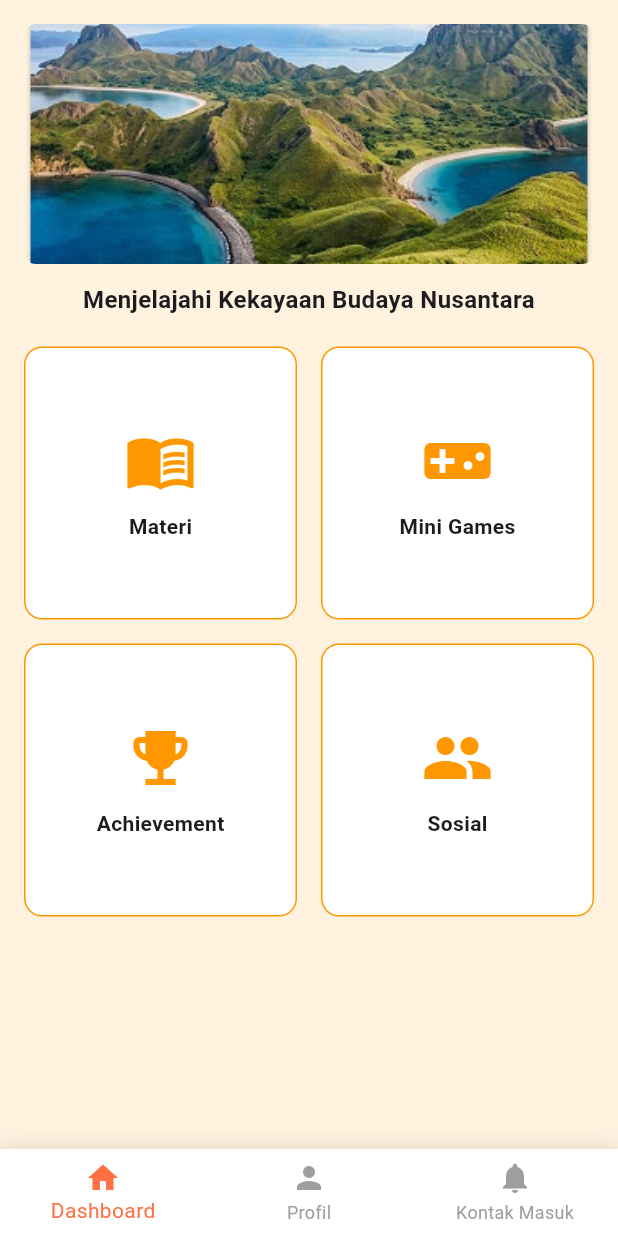
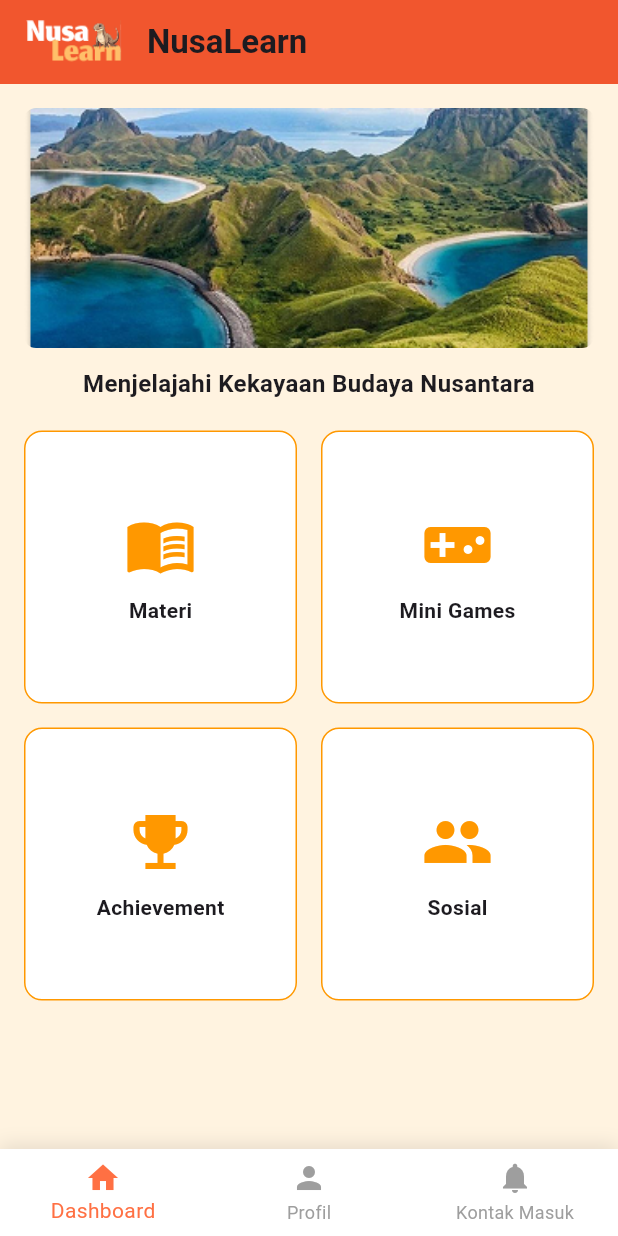
Before and after one commit to Bintangkertikaaa/NusaLearnAPP, a Flutter app: the HomeScreen screen opened by its route, on a phone screen of 412 x 824 dp. Run offline on Flutter 3.47's test engine with Material 3 defaults, Android fonts, the light colour scheme and no system bars; our stand-ins replace cloud_firestore, firebase_auth, firebase_core; accounts and stored records are empty.

Commit message:
Update home_screen.dart

```diff
--- a/lib/screens/home_screen.dart
+++ b/lib/screens/home_screen.dart
@@ -3,9 +3,7 @@
 import 'social_screen.dart';
 import 'profile_screen.dart';
 import 'material_screen.dart';
-import 'minigames_screen.dart';
 import 'achievement_screen.dart';
-import '../data/material_data.dart'; // Import material data
 
 class HomeScreen extends StatefulWidget {
   const HomeScreen({Key? key}) : super(key: key);
@@ -26,7 +24,7 @@
   @override
   Widget build(BuildContext context) {
     return WillPopScope(
-      onWillPop: () async => false, // Prevent back button
+      onWillPop: () async => false,
       child: Scaffold(
         body: IndexedStack(
           index: _currentIndex,
@@ -51,12 +49,9 @@
             unselectedItemColor: Colors.grey,
             onTap: (index) => setState(() => _currentIndex = index),
             items: const [
-              BottomNavigationBarItem(
-                  icon: Icon(Icons.home), label: 'Dashboard'),
-              BottomNavigationBarItem(
-                  icon: Icon(Icons.person), label: 'Profil'),
-              BottomNavigationBarItem(
-                  icon: Icon(Icons.notifications), label: 'Kontak Masuk'),
+              BottomNavigationBarItem(icon: Icon(Icons.home), label: 'Dashboard'),
+              BottomNavigationBarItem(icon: Icon(Icons.person), label: 'Profil'),
+              BottomNavigationBarItem(icon: Icon(Icons.notifications), label: 'Kontak Masuk'),
             ],
           ),
         ),
@@ -72,7 +67,26 @@
 
   @override
   Widget build(BuildContext context) {
-    return SingleChildScrollView(
+    return Scaffold(
+      appBar: AppBar(
+        backgroundColor: Colors.deepOrange,
+        elevation: 4,
+        automaticallyImplyLeading: false,
+        title: Row(
+          children: [
+            Image.asset(
+              'assets/images/nusa_learn2.png',
+              height: 32,
+            ),
+            const SizedBox(width: 10),
+            const Text(
+              'NusaLearn',
+              style: TextStyle(fontWeight: FontWeight.bold),
+            ),
+          ],
+        ),
+      ),
+      body: SingleChildScrollView(
         padding: const EdgeInsets.all(16),
         child: Column(
           children: [
@@ -92,6 +106,8 @@
               style: TextStyle(fontSize: 16, fontWeight: FontWeight.bold),
             ),
             const SizedBox(height: 20),
+
+            /* ---------- Menu Grid ---------- */
             GridView.count(
               crossAxisCount: 2,
               shrinkWrap: true,
@@ -100,7 +116,7 @@
               crossAxisSpacing: 16,
               childAspectRatio: 1,
               children: [
-              _buildMenuBox(context, 'Materi', Icons.menu_book, () {
+                buildMenuBox(context, 'Materi', Icons.menu_book, () {
                   Navigator.push(
                     context,
                     MaterialPageRoute(
@@ -108,15 +124,10 @@
                     ),
                   );
                 }),
-              _buildMenuBox(context, 'Mini Games', Icons.videogame_asset, () {
-                Navigator.push(
-                  context,
-                  MaterialPageRoute(
-                    builder: (_) => const MinigamesScreen(),
-                  ),
-                );
+                buildMenuBox(context, 'Mini Games', Icons.videogame_asset, () {
+                  Navigator.pushNamed(context, '/minigames');
                 }),
-              _buildMenuBox(context, 'Achievement', Icons.emoji_events, () {
+                buildMenuBox(context, 'Achievement', Icons.emoji_events, () {
                   Navigator.push(
                     context,
                     MaterialPageRoute(
@@ -124,7 +135,7 @@
                     ),
                   );
                 }),
-              _buildMenuBox(context, 'Sosial', Icons.group, () {
+                buildMenuBox(context, 'Sosial', Icons.group, () {
                   Navigator.push(
                     context,
                     MaterialPageRoute(
@@ -136,10 +147,12 @@
             ),
           ],
         ),
+      ),
     );
   }
 
-  Widget _buildMenuBox(
+  /* ---------- Kotak Menu Reusable ---------- */
+  Widget buildMenuBox(
       BuildContext context, String title, IconData icon, VoidCallback onTap) {
     return InkWell(
       onTap: onTap,
```
Lines whose indentation alone changed are shown as unchanged.
